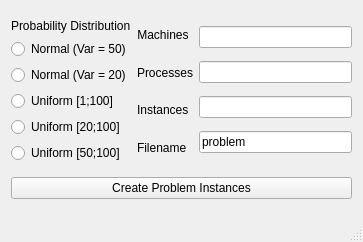
markuspg/instance_generator, file mainwindow.ui: the form before one commit.
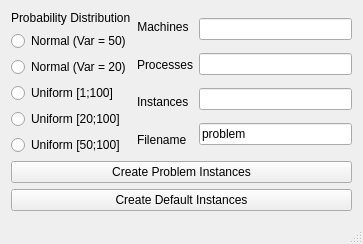
The form after the commit.

Commit message: Added ability to directly create the standard Problem instances.

What changed in the file:
```diff
--- a/mainwindow.ui
+++ b/mainwindow.ui
@@ -169,6 +169,13 @@
       </property>
      </widget>
     </item>
+    <item>
+     <widget class="QPushButton" name="PBCreateDefaultInstances">
+      <property name="text">
+       <string>Create Default Instances</string>
+      </property>
+     </widget>
+    </item>
    </layout>
   </widget>
   <widget class="QStatusBar" name="statusBar"/>
```
The commit also changes 4 other files.
